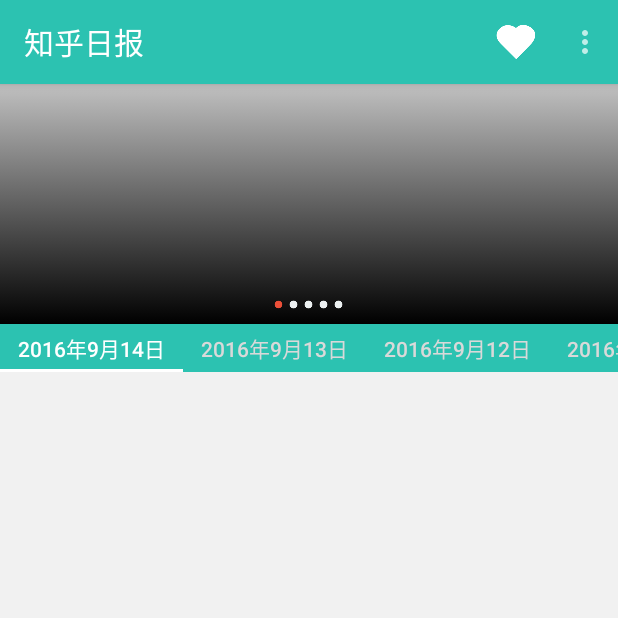
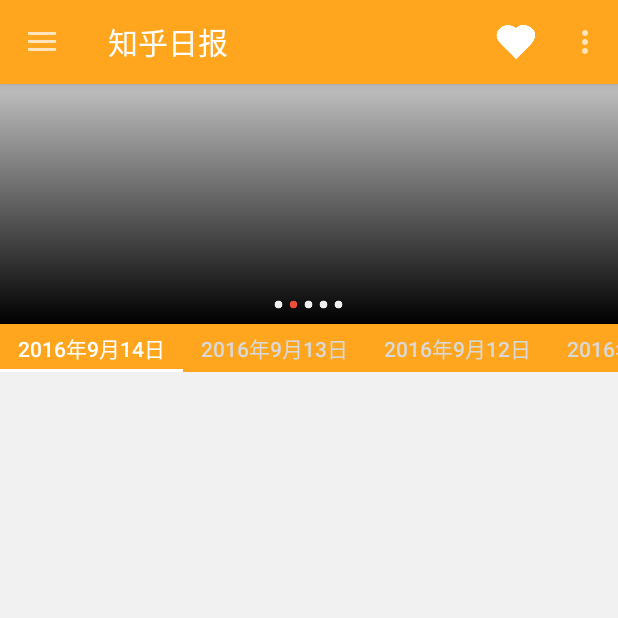
Before and after one commit to TTTqiu/TDaily, an Android app: the screen it shows after launch (MainActivity), on a phone screen of 412 x 824 dp, the top half of it. Run offline under Robolectric (Android 15) with nearby library versions, the phone set to English and light mode, and no system bars; pictures from the network do not load; 6 statements that could not run were skipped.

Commit message:
增加侧边导航栏 by NavigationView

```diff
--- a/app/build.gradle
+++ b/app/build.gradle
@@ -22,9 +22,9 @@ android {
 dependencies {
     compile fileTree(dir: 'libs', include: ['*.jar'])
     testCompile 'junit:junit:4.12'
-    compile 'com.android.support:appcompat-v7:24.2.0'
+    compile 'com.android.support:appcompat-v7:24.2.1'
     compile 'com.google.code.gson:gson:2.7'
     compile 'com.github.bumptech.glide:glide:3.7.0'
-    compile 'com.android.support:support-v4:24.2.0'
-    compile 'com.android.support:design:24.2.0'
+    compile 'com.android.support:support-v4:24.2.1'
+    compile 'com.android.support:design:24.2.1'
 }
--- a/app/src/main/java/com/ttt/zhihudaily/activity/MainActivity.java
+++ b/app/src/main/java/com/ttt/zhihudaily/activity/MainActivity.java
@@ -3,10 +3,14 @@ package com.ttt.zhihudaily.activity;
 import android.content.Intent;
 import android.os.Handler;
 import android.os.Message;
+import android.support.annotation.NonNull;
+import android.support.design.widget.NavigationView;
 import android.support.design.widget.TabLayout;
 import android.support.v4.app.Fragment;
 import android.support.v4.view.PagerAdapter;
 import android.support.v4.view.ViewPager;
+import android.support.v4.widget.DrawerLayout;
+import android.support.v7.app.ActionBarDrawerToggle;
 import android.support.v7.app.AppCompatActivity;
 import android.os.Bundle;
 import android.support.v7.widget.Toolbar;
@@ -34,6 +38,7 @@ import java.util.concurrent.TimeUnit;
 
 public class MainActivity extends AppCompatActivity implements View.OnClickListener{
 
+    private Toolbar toolbar;
     private List<Fragment> list;
     private String[] titles=new String[5];
     private ViewPager viewPager;
@@ -43,6 +48,9 @@ public class MainActivity extends AppCompatActivity implements View.OnClickListe
     private List<Title> bannerTitleList;
     private Boolean isAutoPlay=false;
     private int currentItem;
+    private NavigationView navigationView;
+    private DrawerLayout drawerLayout;
+    private ActionBarDrawerToggle drawerToggle;
     private ScheduledExecutorService executorService;
     private Handler handler=new Handler(){
         @Override
@@ -55,7 +63,7 @@ public class MainActivity extends AppCompatActivity implements View.OnClickListe
     protected void onCreate(Bundle savedInstanceState) {
         super.onCreate(savedInstanceState);
         setContentView(R.layout.activity_main);
-        Toolbar toolbar=(Toolbar)findViewById(R.id.toolbar_main);
+        toolbar=(Toolbar)findViewById(R.id.toolbar_main);
         setSupportActionBar(toolbar);
 
         initViewPager();
@@ -65,6 +73,7 @@ public class MainActivity extends AppCompatActivity implements View.OnClickListe
         initDotList();
         initBannerList();
         initBanner();
+        initNavigation();
 
         if (HttpUtil.isNetworkConnected(this)) {
             new LoadBannerTask(bannerList, this, bannerTitleList).execute();
@@ -102,7 +111,7 @@ public class MainActivity extends AppCompatActivity implements View.OnClickListe
 
     @Override
     public boolean onCreateOptionsMenu(Menu menu) {
-        getMenuInflater().inflate(R.menu.menu,menu);
+        getMenuInflater().inflate(R.menu.menu_options,menu);
         return true;
     }
 
@@ -121,6 +130,8 @@ public class MainActivity extends AppCompatActivity implements View.OnClickListe
         }
         return super.onOptionsItemSelected(item);
     }
+
+
 
     /**
      * 获得日期
@@ -149,20 +160,14 @@ public class MainActivity extends AppCompatActivity implements View.OnClickListe
         isAutoPlay=false;
     }
 
-    private void initViewPager(){
-        list = new ArrayList<>();
-        for(int i=0;i<5;i++) {
-            titles[i] = getDate(i, true);
-            MyFragment fragment = new MyFragment();
-            if (i != 0) {
-                Bundle bundle = new Bundle();
-                bundle.putString("date", getDate(i - 1, false));
-                fragment.setArguments(bundle);
-            }
-            list.add(fragment);
+    // 按返回时若侧边导航栏是打开的，先退出
+    @Override
+    public void onBackPressed(){
+        if(drawerLayout.isDrawerOpen(findViewById(R.id.navigation_view))){
+            drawerLayout.closeDrawers();
+        }else {
+            super.onBackPressed();
         }
-        viewPager=(ViewPager)findViewById(R.id.view_pager);
-        viewPager.setAdapter(new MyPagerAdapter(getSupportFragmentManager(),list,titles));
     }
 
     @Override
@@ -186,6 +191,22 @@ public class MainActivity extends AppCompatActivity implements View.OnClickListe
             currentItem=(currentItem+1)%bannerList.size();
             handler.obtainMessage().sendToTarget();
         }
+    }
+
+    private void initViewPager(){
+        list = new ArrayList<>();
+        for(int i=0;i<5;i++) {
+            titles[i] = getDate(i, true);
+            MyFragment fragment = new MyFragment();
+            if (i != 0) {
+                Bundle bundle = new Bundle();
+                bundle.putString("date", getDate(i - 1, false));
+                fragment.setArguments(bundle);
+            }
+            list.add(fragment);
+        }
+        viewPager=(ViewPager)findViewById(R.id.view_pager);
+        viewPager.setAdapter(new MyPagerAdapter(getSupportFragmentManager(),list,titles));
     }
 
     private void initBannerList(){
@@ -269,4 +290,25 @@ public class MainActivity extends AppCompatActivity implements View.OnClickListe
             }
         });
     }
+
+    private void initNavigation(){
+        drawerLayout=(DrawerLayout)findViewById(R.id.drawer_layout);
+        drawerToggle=new ActionBarDrawerToggle(this,drawerLayout,toolbar,
+                R.string.drawer_open,R.string.drawer_close);
+        drawerToggle.syncState();
+        drawerLayout.addDrawerListener(drawerToggle);
+
+        navigationView=(NavigationView)findViewById(R.id.navigation_view);
+        // 去掉scrollbar。scrollbar在NavigationView的child:NavigationMenuView中，
+        navigationView.getChildAt(0).setVerticalScrollBarEnabled(false);
+        navigationView.setNavigationItemSelectedListener(
+                new NavigationView.OnNavigationItemSelectedListener() {
+                    @Override
+                    public boolean onNavigationItemSelected(@NonNull MenuItem item) {
+                        item.setChecked(true);
+                        Toast.makeText(MainActivity.this, ""+item.getTitle(), Toast.LENGTH_SHORT).show();
+                        return true;
+                    }
+                });
+    }
 }
--- a/app/src/main/java/com/ttt/zhihudaily/activity/NewsActivity.java
+++ b/app/src/main/java/com/ttt/zhihudaily/activity/NewsActivity.java
@@ -2,18 +2,12 @@ package com.ttt.zhihudaily.activity;
 
 import android.content.Context;
 import android.content.Intent;
-import android.graphics.Color;
-import android.graphics.drawable.ColorDrawable;
-import android.support.v4.view.WindowCompat;
-import android.support.v7.app.ActionBar;
 import android.support.v7.app.AppCompatActivity;
 import android.os.Bundle;
 import android.support.v7.widget.Toolbar;
-import android.util.Log;
 import android.view.Menu;
 import android.view.MenuItem;
 import android.view.View;
-import android.view.Window;
 import android.webkit.WebView;
 import android.webkit.WebViewClient;
 
@@ -42,31 +36,11 @@ public class NewsActivity extends AppCompatActivity {
         setSupportActionBar(toolbar);
         getSupportActionBar().setDisplayHomeAsUpEnabled(true);
 
+        initToolbarAlphaChange();
+
         webView=(WebView)findViewById(R.id.webview);
         webView.getSettings().setJavaScriptEnabled(true);
         webView.setWebViewClient(new WebViewClient());
-        myScrollView =(MyScrollView)findViewById(R.id.my_scroll_view);
-        myScrollView.setMyOnScrollChangedListener(new MyScrollView.MyOnScrollChangedListener() {
-            @Override
-            public void myOnScrollChanged(int scrollX, int scrollY, int oldScrollX, int oldScrollY) {
-                float alpha;
-                if(scrollY>=currentY){
-                    alpha=0;
-                    toolbar.setVisibility(View.INVISIBLE);
-                    currentY=scrollY;
-                }else {
-                    toolbar.setVisibility(View.VISIBLE);
-                    if(scrollY<currentY&&scrollY>(currentY-500)){
-                        alpha=(float)(currentY-scrollY)/500;
-                    }else {
-                        alpha=1;
-                        currentY=scrollY+500;
-                    }
-                }
-                toolbar.setAlpha(alpha);
-                toolbar.setBackgroundColor(Color.argb((int)(alpha*255),44,194,177));
-            }
-        });
 
         title=(Title) getIntent().getSerializableExtra("title");
         int newsId=title.getId();
@@ -77,7 +51,7 @@ public class NewsActivity extends AppCompatActivity {
 
     @Override
     public boolean onCreateOptionsMenu(Menu menu) {
-        getMenuInflater().inflate(R.menu.menu,menu);
+        getMenuInflater().inflate(R.menu.menu_options,menu);
         if(isFavourite){
             menu.findItem(R.id.menu_fav).setIcon(R.drawable.fav_selected);
         }
@@ -108,6 +82,30 @@ public class NewsActivity extends AppCompatActivity {
         return true;
     }
 
+    private void initToolbarAlphaChange(){
+        myScrollView =(MyScrollView)findViewById(R.id.my_scroll_view);
+        myScrollView.setMyOnScrollChangedListener(new MyScrollView.MyOnScrollChangedListener() {
+            @Override
+            public void myOnScrollChanged(int scrollX, int scrollY, int oldScrollX, int oldScrollY) {
+                float alpha;
+                if(scrollY>=currentY){
+                    alpha=0;
+                    toolbar.setVisibility(View.INVISIBLE);
+                    currentY=scrollY;
+                }else {
+                    toolbar.setVisibility(View.VISIBLE);
+                    if(scrollY<currentY&&scrollY>(currentY-500)){
+                        alpha=(float)(currentY-scrollY)/500;
+                    }else {
+                        alpha=1;
+                        currentY=scrollY+500;
+                    }
+                }
+                toolbar.setAlpha(alpha);
+            }
+        });
+    }
+
     public static void startNewsActivity(Context context, Title title) {
         Intent intent = new Intent(context, NewsActivity.class);
         intent.putExtra("title", title);
--- a/app/src/main/res/layout/activity_main.xml
+++ b/app/src/main/res/layout/activity_main.xml
@@ -1,12 +1,17 @@
 <?xml version="1.0" encoding="utf-8"?>
-<android.support.design.widget.CoordinatorLayout
+<android.support.v4.widget.DrawerLayout
     xmlns:android="http://schemas.android.com/apk/res/android"
+    xmlns:app="http://schemas.android.com/apk/res-auto"
     xmlns:tools="http://schemas.android.com/tools"
-    xmlns:app="http://schemas.android.com/apk/res-auto"
+    android:id="@+id/drawer_layout"
     android:layout_width="match_parent"
     android:layout_height="match_parent"
-    tools:context=".activity.MainActivity"
-    android:fitsSystemWindows="true">
+    tools:context=".activity.MainActivity">
+
+    <android.support.design.widget.CoordinatorLayout
+        android:layout_width="match_parent"
+        android:layout_height="match_parent"
+        android:orientation="vertical">
 
         <android.support.design.widget.AppBarLayout
             android:layout_width="match_parent"
@@ -19,9 +24,8 @@
                 android:background="?attr/colorPrimary"
                 android:minHeight="?attr/actionBarSize"
                 app:layout_scrollFlags="scroll|enterAlways"
-            app:theme="@style/MyToolbarTheme"
-            app:popupTheme="@style/Theme.AppCompat.Light" />
-
+                app:popupTheme="@style/Theme.AppCompat.Light"
+                app:theme="@style/MyToolbarTheme" />
         </android.support.design.widget.AppBarLayout>
 
         <RelativeLayout
@@ -32,68 +36,81 @@
             <android.support.v4.view.ViewPager
                 android:id="@+id/banner"
                 android:layout_width="match_parent"
-            android:layout_height="160dp"/>
+                android:layout_height="160dp" />
 
             <LinearLayout
                 android:id="@+id/dot_linear"
+                android:layout_width="match_parent"
+                android:layout_height="25dp"
                 android:layout_alignBottom="@+id/banner"
-            android:gravity="center"
-            android:layout_width="match_parent"
-            android:layout_height="25dp">
+                android:gravity="center">
+
                 <View
                     android:id="@+id/dot1"
                     android:layout_width="6dp"
                     android:layout_height="6dp"
                     android:layout_marginLeft="2dp"
                     android:layout_marginRight="2dp"
-                android:background="@drawable/dot_focus"/>
+                    android:background="@drawable/dot_focus" />
+
                 <View
                     android:id="@+id/dot2"
                     android:layout_width="6dp"
                     android:layout_height="6dp"
                     android:layout_marginLeft="2dp"
                     android:layout_marginRight="2dp"
-                android:background="@drawable/dot_normal"/>
+                    android:background="@drawable/dot_normal" />
+
                 <View
                     android:id="@+id/dot3"
                     android:layout_width="6dp"
                     android:layout_height="6dp"
                     android:layout_marginLeft="2dp"
                     android:layout_marginRight="2dp"
-                android:background="@drawable/dot_normal"/>
+                    android:background="@drawable/dot_normal" />
+
                 <View
                     android:id="@+id/dot4"
                     android:layout_width="6dp"
                     android:layout_height="6dp"
                     android:layout_marginLeft="2dp"
                     android:layout_marginRight="2dp"
-                android:background="@drawable/dot_normal"/>
+                    android:background="@drawable/dot_normal" />
+
                 <View
                     android:id="@+id/dot5"
                     android:layout_width="6dp"
                     android:layout_height="6dp"
                     android:layout_marginLeft="2dp"
                     android:layout_marginRight="2dp"
-                android:background="@drawable/dot_normal"/>
+                    android:background="@drawable/dot_normal" />
             </LinearLayout>
 
             <android.support.design.widget.TabLayout
                 android:id="@+id/tab_layout"
-            android:layout_below="@+id/banner"
                 android:layout_width="match_parent"
                 android:layout_height="32dp"
+                android:layout_below="@+id/banner"
                 app:tabBackground="@color/colorPrimary"
-            app:tabTextColor="@color/按下灰"
+                app:tabIndicatorColor="@color/白色"
+                app:tabMode="scrollable"
                 app:tabSelectedTextColor="@color/白色"
-            app:tabIndicatorColor="@color/白色"
-            app:tabMode="scrollable"/>
+                app:tabTextColor="@color/按下灰" />
 
             <android.support.v4.view.ViewPager
                 android:id="@+id/view_pager"
-            android:layout_below="@+id/tab_layout"
                 android:layout_width="match_parent"
-            android:layout_height="match_parent"/>
+                android:layout_height="match_parent"
+                android:layout_below="@+id/tab_layout" />
+        </RelativeLayout>
+    </android.support.design.widget.CoordinatorLayout>
 
-    </RelativeLayout>
+    <android.support.design.widget.NavigationView
+        android:id="@+id/navigation_view"
+        android:layout_width="250dp"
+        android:layout_height="match_parent"
+        android:layout_gravity="start"
+        app:headerLayout="@layout/navigation_header"
+        app:menu="@menu/menu_navigation"/>
 
-</android.support.design.widget.CoordinatorLayout>
+</android.support.v4.widget.DrawerLayout>
--- /dev/null
+++ b/app/src/main/res/layout/navigation_header.xml
@@ -0,0 +1,22 @@
+<?xml version="1.0" encoding="utf-8"?>
+<RelativeLayout
+    xmlns:android="http://schemas.android.com/apk/res/android"
+    android:layout_width="match_parent"
+    android:layout_height="120dp"
+    android:background="@color/colorPrimary">
+
+    <ImageView
+        android:id="@+id/header_image"
+        android:layout_width="50dp"
+        android:layout_height="50dp"
+        android:layout_centerInParent="true"
+        android:src="@drawable/login"/>
+    <TextView
+        android:layout_width="wrap_content"
+        android:layout_height="wrap_content"
+        android:layout_centerInParent="true"
+        android:textSize="20sp"
+        android:layout_below="@+id/header_image"
+        android:text="立即登录"
+        android:textColor="@color/白色"/>
+</RelativeLayout>
--- /dev/null
+++ b/app/src/main/res/menu/menu_navigation.xml
@@ -0,0 +1,70 @@
+<?xml version="1.0" encoding="utf-8"?>
+<menu xmlns:android="http://schemas.android.com/apk/res/android">
+    <group
+        android:checkableBehavior="single">
+        <item
+            android:id="@+id/nav_item_1"
+            android:icon="@drawable/nav_item_1"
+            android:title="第一项" />
+        <item
+            android:id="@+id/nav_item_2"
+            android:icon="@drawable/nav_item_2"
+            android:title="第二项"/>
+        <item
+            android:title="第三项">
+            <menu>
+                <group
+                    android:checkableBehavior="single">
+                    <item
+                        android:id="@+id/nav_item_3"
+                        android:icon="@drawable/nav_item_1"
+                        android:title="    第一小项"/>
+                    <item
+                        android:id="@+id/nav_item_4"
+                        android:icon="@drawable/nav_item_2"
+                        android:title="    第二小项"/>
+                    <item
+                        android:id="@+id/nav_item_5"
+                        android:icon="@drawable/nav_item_3"
+                        android:title="    第三小项"/>
+                    <item
+                        android:id="@+id/nav_item_6"
+                        android:icon="@drawable/nav_item_4"
+                        android:title="    第四小项"/>
+                </group>
+            </menu>
+        </item>
+        <item
+            android:id="@+id/nav_item_7"
+            android:icon="@drawable/nav_item_4"
+            android:title="第四项"/>
+        <item
+            android:id="@+id/nav_item_8"
+            android:title="第五项"
+            android:icon="@drawable/nav_item_1" />
+        <item
+            android:id="@+id/nav_item_9"
+            android:icon="@drawable/nav_item_1"
+            android:title="第一项" />
+        <item
+            android:id="@+id/nav_item_10"
+            android:icon="@drawable/nav_item_2"
+            android:title="第二项"/>
+        <item
+            android:id="@+id/nav_item_11"
+            android:icon="@drawable/nav_item_1"
+            android:title="第一项" />
+        <item
+            android:id="@+id/nav_item_12"
+            android:icon="@drawable/nav_item_2"
+            android:title="第二项"/>
+        <item
+            android:id="@+id/nav_item_13"
+            android:icon="@drawable/nav_item_1"
+            android:title="第一项" />
+        <item
+            android:id="@+id/nav_item_14"
+            android:icon="@drawable/nav_item_2"
+            android:title="第二项"/>
+    </group>
+</menu>
--- a/app/src/main/res/values/colors.xml
+++ b/app/src/main/res/values/colors.xml
@@ -1,6 +1,6 @@
 <?xml version="1.0" encoding="utf-8"?>
 <resources>
-    <color name="colorPrimary">#2cc2b1</color>
+    <color name="colorPrimary">#ffa61e</color>
     <color name="colorPrimaryDark">#303F9F</color>
     <color name="colorAccent">#FF4081</color>
     <color name="背景灰">#f1f1f1</color>
--- a/app/src/main/res/values/strings.xml
+++ b/app/src/main/res/values/strings.xml
@@ -2,4 +2,6 @@
     <string name="app_name">知乎日报</string>
     <string name="menu_fav">收藏</string>
     <string name="menu_settings">设置</string>
+    <string name="drawer_open">drawer_open</string>
+    <string name="drawer_close">drawer_close</string>
 </resources>
--- a/app/src/main/res/values/styles.xml
+++ b/app/src/main/res/values/styles.xml
@@ -3,7 +3,7 @@
     <!-- Base application theme. -->
     <style name="AppTheme" parent="Theme.AppCompat.Light.DarkActionBar">
         <!-- Customize your theme here. -->
-        <item name="colorPrimary">#2cc2b1</item>
+        <item name="colorPrimary">@color/colorPrimary</item>
         <item name="colorPrimaryDark">@color/colorPrimaryDark</item>
         <item name="colorAccent">@color/colorAccent</item>
 
@@ -11,7 +11,7 @@
 
     <style name="MyTheme.NoActionBar" parent="Theme.AppCompat.Light.NoActionBar">
         <!-- Customize your theme here. -->
-        <item name="colorPrimary">#2cc2b1</item>
+        <item name="colorPrimary">@color/colorPrimary</item>
         <item name="colorPrimaryDark">@color/colorPrimaryDark</item>
         <item name="colorAccent">@color/colorAccent</item>
     </style>
@@ -23,7 +23,7 @@
 
     <style name="MyToolbarTheme" parent="Theme.AppCompat">
         <!-- Customize your theme here. -->
-        <item name="colorPrimary">#2cc2b1</item>
+        <item name="colorPrimary">@color/colorPrimary</item>
         <item name="colorPrimaryDark">@color/colorPrimaryDark</item>
         <item name="colorAccent">@color/colorAccent</item>
     </style>
```
Also changed, not shown: app/src/main/res/drawable/header.PNG (added), app/src/main/res/drawable/login.png (added), app/src/main/res/drawable/nav_item_1.png (added), app/src/main/res/drawable/nav_item_2.png (added), app/src/main/res/drawable/nav_item_3.png (added), app/src/main/res/drawable/nav_item_4.png (added), app/src/main/res/menu/menu_options.xml (renamed from app/src/main/res/menu/menu.xml). Lines whose indentation alone changed are shown as unchanged.
